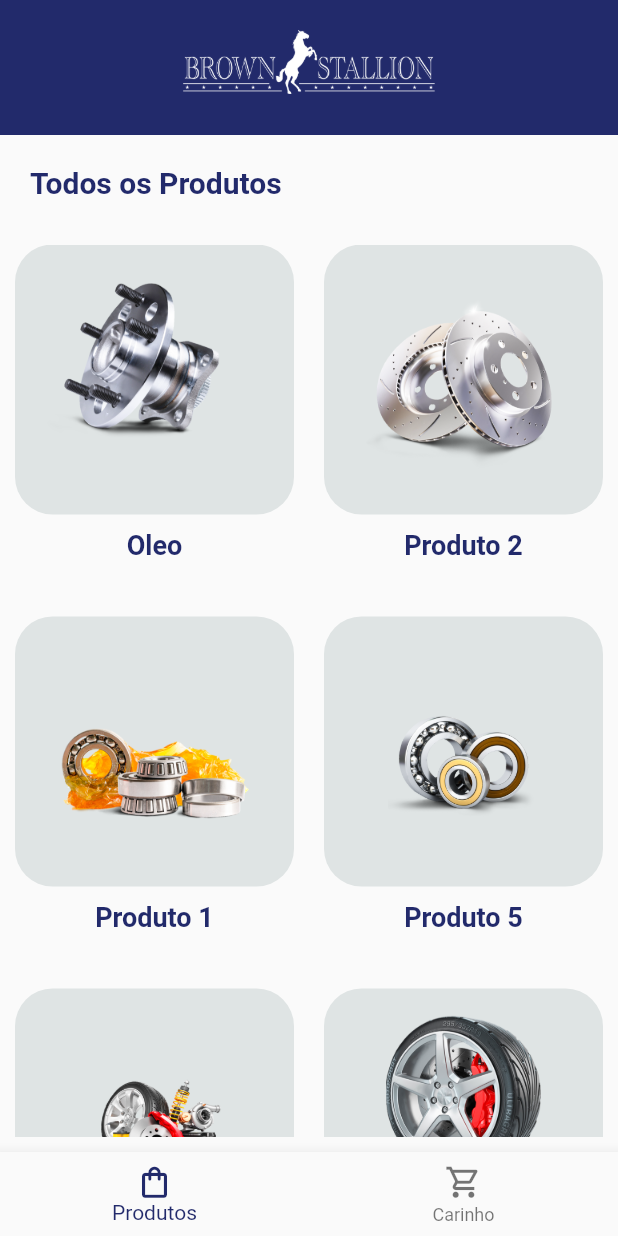
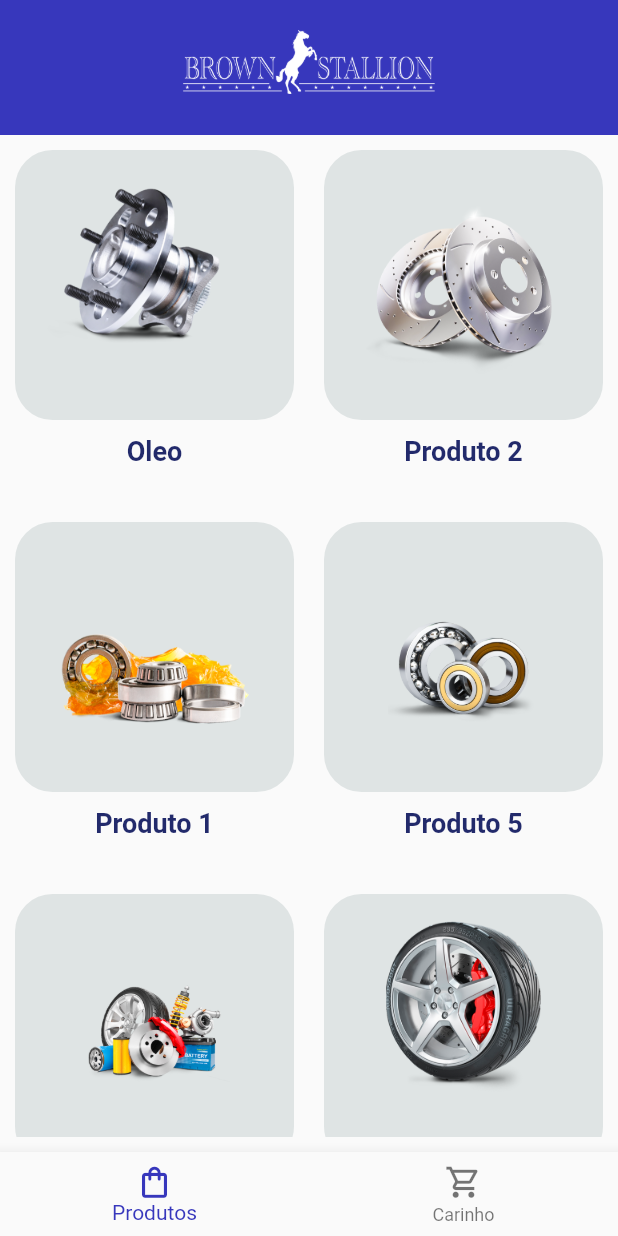
Before and after one commit to marinoricardo/ecommerce_app_flutter, a Flutter app: the screen it shows after launch, on a phone screen of 412 x 824 dp. Run offline on Flutter 3.47's test engine with Material 2 defaults, Android fonts, the phone set to English and light mode, and no system bars.

Commit message:
changeColors

```diff
--- a/lib/pages/detalhes_produto.dart
+++ b/lib/pages/detalhes_produto.dart
@@ -19,7 +19,7 @@ class _DetalhesProdutoState extends State<DetalhesProduto> {
     return Scaffold(
       appBar: AppBar(
         title: Text('${args.name}'),
-        backgroundColor: Color.fromARGB(235, 16, 24, 95),
+        backgroundColor: Color.fromRGBO(55, 55, 188, 1),
       ),
       body: Column(
         children: [
@@ -67,9 +67,10 @@ class _DetalhesProdutoState extends State<DetalhesProduto> {
               margin: EdgeInsets.all(24),
               child: ElevatedButton(
                 style: ButtonStyle(
-                    minimumSize: MaterialStateProperty.all(Size.fromHeight(40)),
-                    backgroundColor: MaterialStateProperty.all(
-                        Color.fromARGB(235, 16, 24, 95))),
+                  minimumSize: MaterialStateProperty.all(Size.fromHeight(40)),
+                  backgroundColor:
+                      MaterialStateProperty.all(Color.fromRGBO(55, 55, 188, 1)),
+                ),
                 onPressed: () {},
                 child: Text('Adicionar ao Carrinho'),
               ),
--- a/lib/pages/home_page.dart
+++ b/lib/pages/home_page.dart
@@ -36,7 +36,8 @@ class _HomePageState extends State<HomePage> {
           height: 200,
           width: 400,
         ),
-        backgroundColor: Color.fromARGB(235, 16, 24, 95),
+        backgroundColor: Color.fromRGBO(55, 55, 188, 1),
+        // backgroundColor: Color.fromARGB(235, 16, 24, 95),
         // actions: [
         //   IconButton(
         //       onPressed: () {},
@@ -66,7 +67,7 @@ class _HomePageState extends State<HomePage> {
             _pageController.animateToPage(page,
                 duration: Duration(milliseconds: 300), curve: Curves.ease);
           },
-          selectedItemColor: Color.fromARGB(235, 16, 24, 95),
+          selectedItemColor: Color.fromRGBO(55, 55, 188, 1),
           items: [
             BottomNavigationBarItem(
                 icon: Icon(
--- a/lib/pages/produtos_page.dart
+++ b/lib/pages/produtos_page.dart
@@ -14,29 +14,95 @@ class ProdutosPage extends StatelessWidget {
     Produto(name: "Produto 5", price: "1204", image: 'images/produto4.png'),
     Produto(name: "Produto 1", price: "1244", image: 'images/produto5.png'),
     Produto(name: "Produto 10", price: "9244", image: 'images/produto6.png'),
+    Produto(name: "Oleo", price: "144", image: 'images/produto1.png'),
+    Produto(name: "Produto 2", price: "944", image: 'images/produto.png'),
+    Produto(name: "Produto 1", price: "1244", image: 'images/produto3.png'),
+    Produto(name: "Produto 5", price: "1204", image: 'images/produto4.png'),
+    Produto(name: "Produto 1", price: "1244", image: 'images/produto5.png'),
+    Produto(name: "Produto 10", price: "9244", image: 'images/produto6.png'),
+    Produto(name: "Oleo", price: "144", image: 'images/produto1.png'),
+    Produto(name: "Produto 2", price: "944", image: 'images/produto.png'),
+    Produto(name: "Produto 1", price: "1244", image: 'images/produto3.png'),
+    Produto(name: "Produto 5", price: "1204", image: 'images/produto4.png'),
+    Produto(name: "Produto 1", price: "1244", image: 'images/produto5.png'),
+    Produto(name: "Produto 10", price: "9244", image: 'images/produto6.png'),
+    Produto(name: "Oleo", price: "144", image: 'images/produto1.png'),
+    Produto(name: "Produto 2", price: "944", image: 'images/produto.png'),
+    Produto(name: "Produto 1", price: "1244", image: 'images/produto3.png'),
+    Produto(name: "Produto 5", price: "1204", image: 'images/produto4.png'),
+    Produto(name: "Produto 1", price: "1244", image: 'images/produto5.png'),
+    Produto(name: "Produto 10", price: "9244", image: 'images/produto6.png'),
+    Produto(name: "Oleo", price: "144", image: 'images/produto1.png'),
+    Produto(name: "Produto 2", price: "944", image: 'images/produto.png'),
+    Produto(name: "Produto 1", price: "1244", image: 'images/produto3.png'),
+    Produto(name: "Produto 5", price: "1204", image: 'images/produto4.png'),
+    Produto(name: "Produto 1", price: "1244", image: 'images/produto5.png'),
+    Produto(name: "Produto 10", price: "9244", image: 'images/produto6.png'),
+    Produto(name: "Oleo", price: "144", image: 'images/produto1.png'),
+    Produto(name: "Produto 2", price: "944", image: 'images/produto.png'),
+    Produto(name: "Produto 1", price: "1244", image: 'images/produto3.png'),
+    Produto(name: "Produto 5", price: "1204", image: 'images/produto4.png'),
+    Produto(name: "Produto 1", price: "1244", image: 'images/produto5.png'),
+    Produto(name: "Produto 10", price: "9244", image: 'images/produto6.png'),
+    Produto(name: "Oleo", price: "144", image: 'images/produto1.png'),
+    Produto(name: "Produto 2", price: "944", image: 'images/produto.png'),
+    Produto(name: "Produto 1", price: "1244", image: 'images/produto3.png'),
+    Produto(name: "Produto 5", price: "1204", image: 'images/produto4.png'),
+    Produto(name: "Produto 1", price: "1244", image: 'images/produto5.png'),
+    Produto(name: "Produto 10", price: "9244", image: 'images/produto6.png'),
+    Produto(name: "Oleo", price: "144", image: 'images/produto1.png'),
+    Produto(name: "Produto 2", price: "944", image: 'images/produto.png'),
+    Produto(name: "Produto 1", price: "1244", image: 'images/produto3.png'),
+    Produto(name: "Produto 5", price: "1204", image: 'images/produto4.png'),
+    Produto(name: "Produto 1", price: "1244", image: 'images/produto5.png'),
+    Produto(name: "Produto 10", price: "9244", image: 'images/produto6.png'),
+    Produto(name: "Oleo", price: "144", image: 'images/produto1.png'),
+    Produto(name: "Produto 2", price: "944", image: 'images/produto.png'),
+    Produto(name: "Produto 1", price: "1244", image: 'images/produto3.png'),
+    Produto(name: "Produto 5", price: "1204", image: 'images/produto4.png'),
+    Produto(name: "Produto 1", price: "1244", image: 'images/produto5.png'),
+    Produto(name: "Produto 10", price: "9244", image: 'images/produto6.png'),
+    Produto(name: "Oleo", price: "144", image: 'images/produto1.png'),
+    Produto(name: "Produto 2", price: "944", image: 'images/produto.png'),
+    Produto(name: "Produto 1", price: "1244", image: 'images/produto3.png'),
+    Produto(name: "Produto 5", price: "1204", image: 'images/produto4.png'),
+    Produto(name: "Produto 1", price: "1244", image: 'images/produto5.png'),
+    Produto(name: "Produto 10", price: "9244", image: 'images/produto6.png'),
+    Produto(name: "Oleo", price: "144", image: 'images/produto1.png'),
+    Produto(name: "Produto 2", price: "944", image: 'images/produto.png'),
+    Produto(name: "Produto 1", price: "1244", image: 'images/produto3.png'),
+    Produto(name: "Produto 5", price: "1204", image: 'images/produto4.png'),
+    Produto(name: "Produto 1", price: "1244", image: 'images/produto5.png'),
+    Produto(name: "Produto 10", price: "9244", image: 'images/produto6.png'),
+    Produto(name: "Oleo", price: "144", image: 'images/produto1.png'),
+    Produto(name: "Produto 2", price: "944", image: 'images/produto.png'),
+    Produto(name: "Produto 1", price: "1244", image: 'images/produto3.png'),
+    Produto(name: "Produto 5", price: "1204", image: 'images/produto4.png'),
+    Produto(name: "Produto 1", price: "1244", image: 'images/produto5.png'),
+    Produto(name: "Produto 10", price: "9244", image: 'images/produto6.png'),
   ];
   @override
   Widget build(BuildContext context) {
     return Scaffold(
       body: Column(
         children: [
-          Padding(
-            padding: const EdgeInsets.all(20.0),
-            child: Row(
-              mainAxisAlignment: MainAxisAlignment.spaceBetween,
-              children: [
-                Text(
-                  'Todos os Produtos',
-                  style: TextStyle(
-                    fontSize: 20,
-                    fontWeight: FontWeight.bold,
-                    color: Color.fromARGB(235, 16, 24, 95),
-                  ),
-                ),
-                // Icon(Icons.search)
-              ],
-            ),
-          ),
+          // Padding(
+          //   padding: const EdgeInsets.all(20.0),
+          //   child: Row(
+          //     mainAxisAlignment: MainAxisAlignment.spaceBetween,
+          //     children: [
+          //       Text(
+          //         'Todos os Produtos',
+          //         style: TextStyle(
+          //           fontSize: 20,
+          //           fontWeight: FontWeight.bold,
+          //           color: Color.fromARGB(235, 16, 24, 95),
+          //         ),
+          //       ),
+          //       // Icon(Icons.search)
+          //     ],
+          //   ),
+          // ),
           // Padding(
           //   padding: const EdgeInsets.symmetric(horizontal: 10, vertical: 10),
           //   child: TextField(
@@ -49,7 +115,19 @@ class ProdutosPage extends StatelessWidget {
           Expanded(
             child: Padding(
               padding: const EdgeInsets.symmetric(horizontal: 10, vertical: 10),
-            child: GridView.builder(
+              child: produtos.isEmpty
+                  ? Center(
+                      child: Column(
+                      mainAxisAlignment: MainAxisAlignment.center,
+                      children: [
+                        CircularProgressIndicator(),
+                        SizedBox(
+                          height: 50,
+                        ),
+                        Text('Processando.. Por favor aguarde!')
+                      ],
+                    ))
+                  : GridView.builder(
                       gridDelegate: SliverGridDelegateWithFixedCrossAxisCount(
                         crossAxisCount: 2,
                         childAspectRatio: 0.75,
@@ -62,7 +140,8 @@ class ProdutosPage extends StatelessWidget {
                         press: () {},
                       ),
                     ),
-          )),
+            ),
+          ),
         ],
       ),
     );
--- a/lib/pages/splash_page.dart
+++ b/lib/pages/splash_page.dart
@@ -19,7 +19,7 @@ class _SplashPageState extends State<SplashPage> {
   @override
   Widget build(BuildContext context) {
     return Scaffold(
-      backgroundColor: Color.fromARGB(235, 16, 24, 95),
+      backgroundColor: Color.fromRGBO(55, 55, 188, 1),
       body: Container(
         child: Center(
           child: Image.asset('images/logo.png'),
```
Lines whose indentation alone changed are shown as unchanged.
